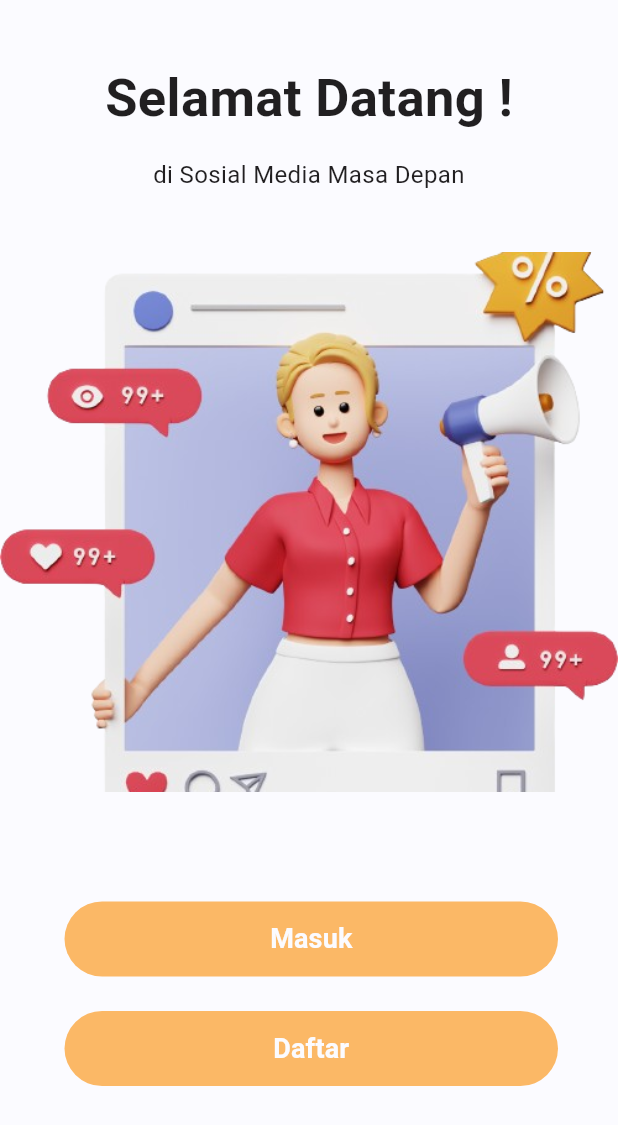
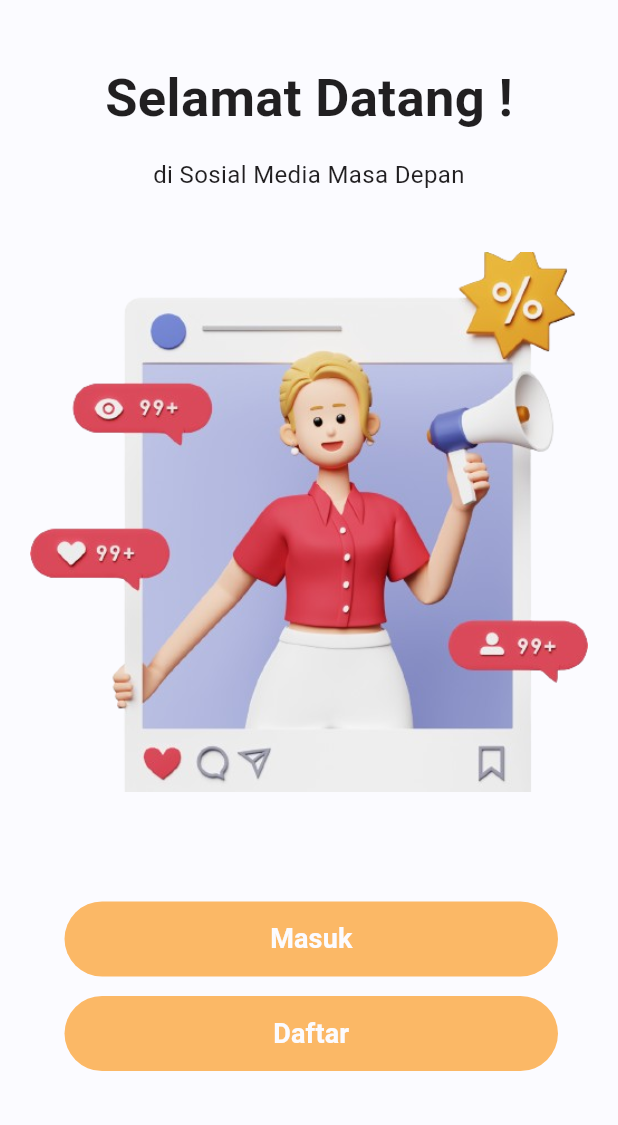
Before and after one commit to Azkina1123/post-in, a Flutter app: the landingPage screen opened by its route, on a phone screen of 412 x 824 dp. Shown: the top 1125 px of the screen. Run offline on Flutter 3.47's test engine with Material 3 defaults, Android fonts, the phone set to English and light mode, and no system bars; our stand-ins replace cloud_firestore, email_validator, firebase_auth, firebase_core, firebase_storage, image_picker and 2 more; accounts and stored records are empty; network calls fail.

Commit message:
fix: padding

```diff
--- a/lib/providers/post_data.dart
+++ b/lib/providers/post_data.dart
@@ -115,7 +115,11 @@ class PostData extends ChangeNotifier {
   }
 
   Future<List<Post>> getSearchPosts(String keyword) async {
-    QuerySnapshot querySnapshot = await postsCollection.get();
+    QuerySnapshot querySnapshot = await postsCollection
+    .orderBy("totalLike", descending: true)
+            .orderBy("totalKomentar", descending: true)
+            .orderBy("tglDibuat", descending: true)
+            .get();
     List<Post> posts = [];
     querySnapshot.docs.forEach((doc) {
       posts.add(Post.fromJson(doc.data() as Map<String, dynamic>));
--- a/lib/ui/pages/landing_page.dart
+++ b/lib/ui/pages/landing_page.dart
@@ -30,11 +30,14 @@ class landingPage extends StatelessWidget {
           SizedBox(
             height: 40,
           ),
-          Image.asset(
-            'assets/landing1.png',
-            width: 250,
-            height: 360,
-            fit: BoxFit.cover,
+          Padding(
+            padding: EdgeInsets.symmetric(horizontal: 20),
+            child: Image.asset(
+              'assets/landing1.png',
+              width: 250,
+              height: 360,
+              fit: BoxFit.cover,
+            ),
           ),
           SizedBox(
             height: 70,
@@ -71,7 +74,7 @@ class landingPage extends StatelessWidget {
                 ),
               ),
               SizedBox(
-                height: 20,
+                height: 10,
               ),
               Padding(
                 padding: EdgeInsets.symmetric(horizontal: 40),
--- a/lib/ui/pages/profile_page.dart
+++ b/lib/ui/pages/profile_page.dart
@@ -220,6 +220,7 @@ class _ProfilePageState extends State<ProfilePage> {
                         stream: Provider.of<PostData>(context)
                             .postsCollection
                             .where("userId", isEqualTo: _user!.id)
+                            .orderBy("tglDibuat", descending: true)
                             .snapshots(),
                         builder: (context, snapshot) {
                           if (snapshot.connectionState ==
--- a/lib/ui/widgets/widgets.dart
+++ b/lib/ui/widgets/widgets.dart
@@ -7,6 +7,7 @@ import 'package:post_in/providers/providers.dart';
 import 'package:provider/provider.dart';
 import 'package:image_picker/image_picker.dart';
 import 'dart:io';
+import 'dart:math';
 
 part 'functions.dart';
 part 'account_button.dart';
```
Also changed, not shown: lib/ui/widgets/komentar_widget.dart (+21 -3 lines), lib/ui/widgets/post_widget.dart (+20 -2 lines).
